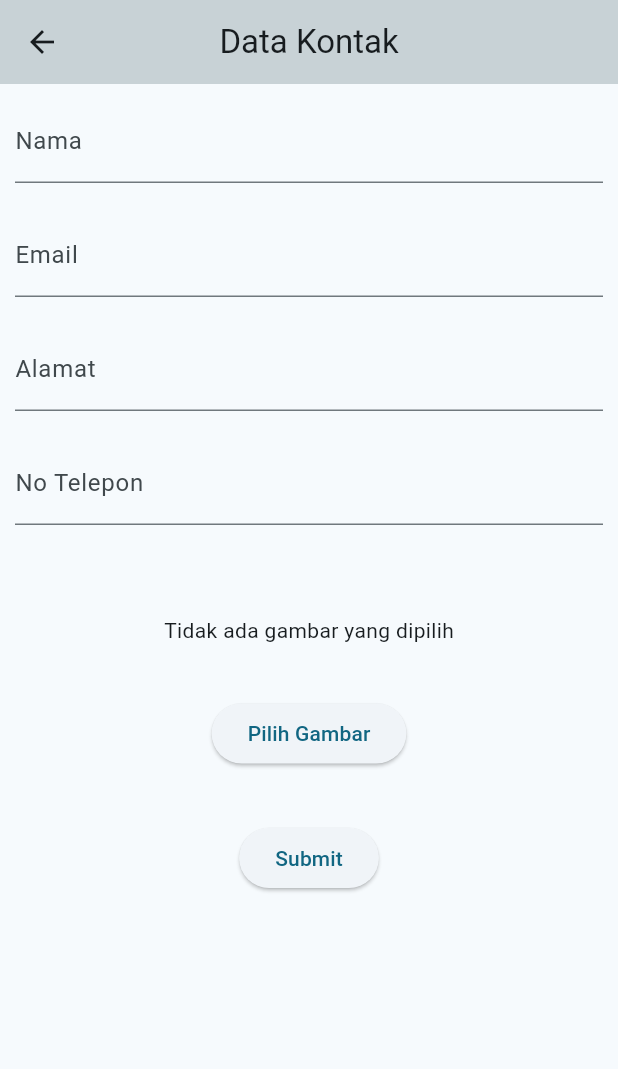
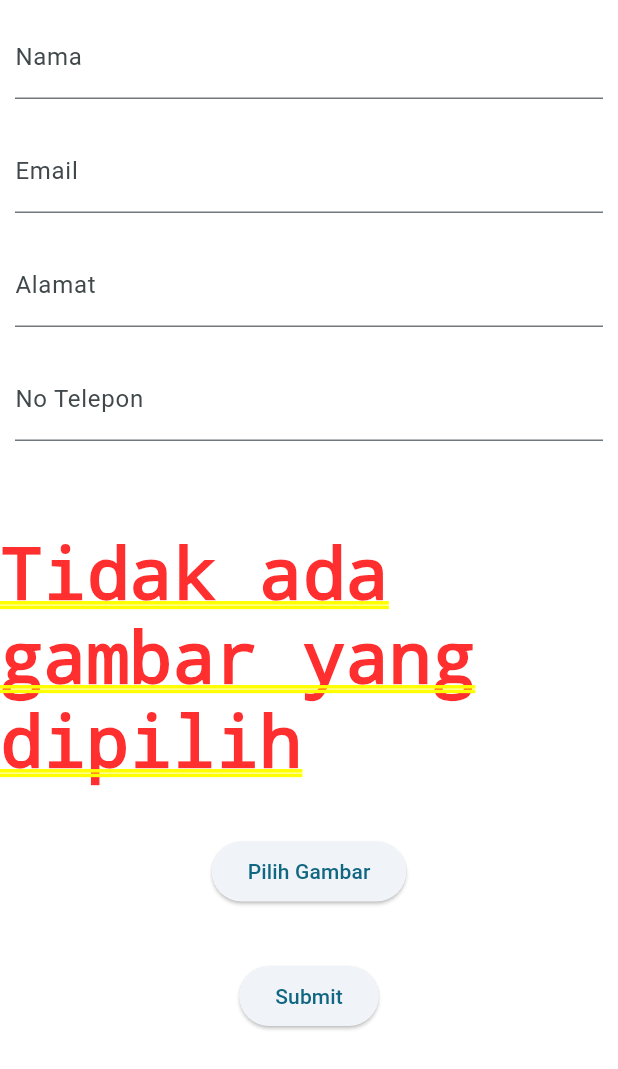
Before and after one commit to Aldayanday1/data_kontak, a Flutter app: the screen it shows after launch, after a tap on the "add" icon, on a phone screen of 412 x 824 dp. Shown: the top 1069 px of the screen. Run offline on Flutter 3.47's test engine with Material 3 defaults, Android fonts, the phone set to English and light mode, and no system bars; our stand-ins replace geocoding, geolocator, google_maps_flutter, image_picker; network calls fail; statements that could not run were skipped.

Commit message:
Remove widget scaffold

```diff
--- a/lib/presentation/views/registrasi_screen.dart
+++ b/lib/presentation/views/registrasi_screen.dart
@@ -36,21 +36,15 @@ class _FormKontakState extends State<FormKontak> {
 
   @override
   Widget build(BuildContext context) {
-    return Scaffold(
-      appBar: AppBar(
-        title: Text("Data Kontak"),
-        centerTitle: true,
-        backgroundColor: Color.fromARGB(255, 200, 210, 214),
-      ),
-      body: Form(
+    return Form(
       key: _formKey,
       child: Column(
         children: [
           Container(
             margin: EdgeInsets.all(10),
             child: TextFormField(
-                decoration: InputDecoration(
-                    labelText: "Nama", hintText: "Masukkan Nama"),
+              decoration:
+                  InputDecoration(labelText: "Nama", hintText: "Masukkan Nama"),
               controller: _namaController,
             ),
           ),
@@ -124,7 +118,6 @@ class _FormKontakState extends State<FormKontak> {
           ),
         ],
       ),
-      ),
     );
   }
 }
```
Lines whose indentation alone changed are shown as unchanged.
